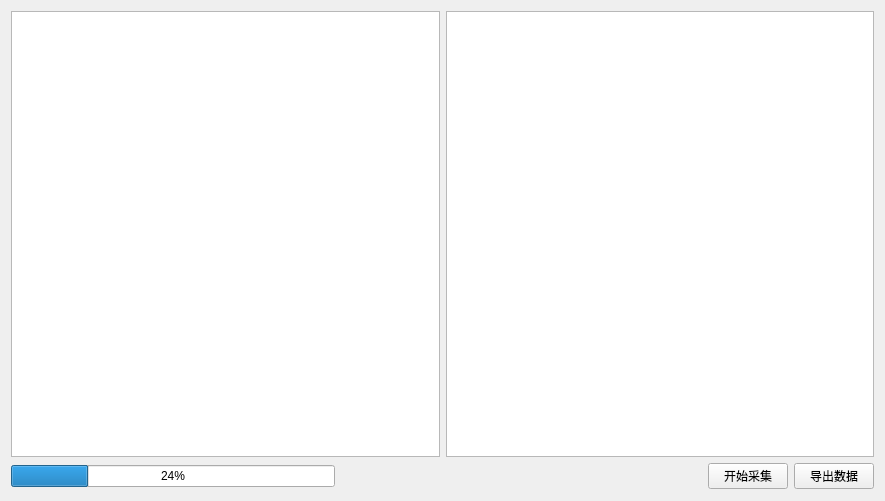
First picture: the form in widget.ui, repository Singein/Acoustometer, before the edit.
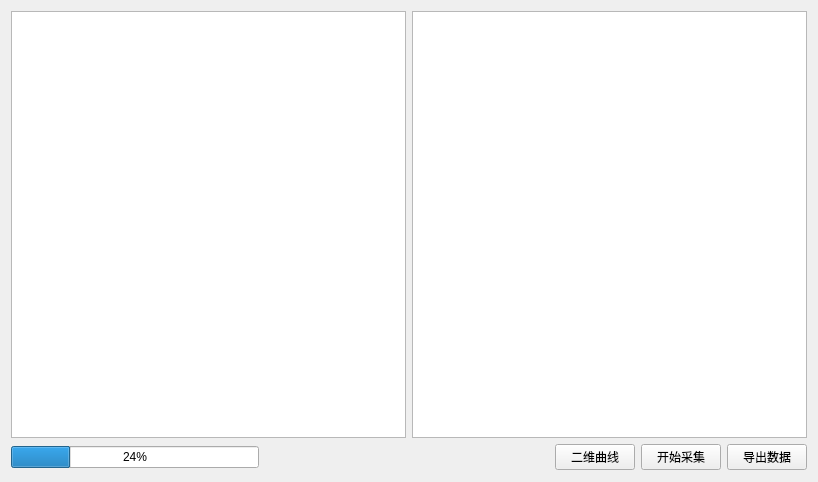
Second picture: the form after the edit.

```diff
--- a/widget.ui
+++ b/widget.ui
@@ -6,8 +6,8 @@
    <rect>
     <x>0</x>
     <y>0</y>
-    <width>885</width>
-    <height>501</height>
+    <width>818</width>
+    <height>482</height>
    </rect>
   </property>
   <property name="windowTitle">
@@ -88,6 +88,13 @@
        </property>
       </spacer>
      </item>
+     <item>
+      <widget class="QPushButton" name="Button_plot">
+       <property name="text">
+        <string>二维曲线</string>
+       </property>
+      </widget>
+     </item>
      <item>
       <widget class="QPushButton" name="Button_start">
        <property name="styleSheet">
```
